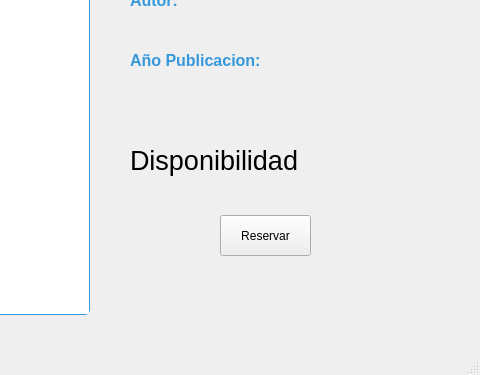
This is plantillas/paginaReservar.ui in c4rlos-m/proyecto as Qt 5 draws it before an edit; both pictures show x 320 to 800 and y 225 to 600 of the 800 by 600 pixel window. The edited form follows.
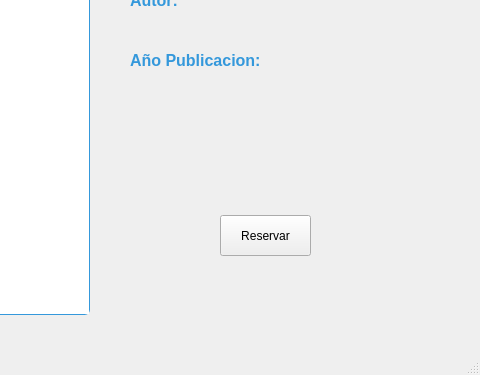
This is the edited form.

```diff
--- a/plantillas/paginaReservar.ui
+++ b/plantillas/paginaReservar.ui
@@ -273,7 +273,7 @@
      <string notr="true"/>
     </property>
     <property name="text">
-     <string>Disponibilidad</string>
+     <string/>
     </property>
    </widget>
    <widget class="QPushButton" name="pushButton">
```
